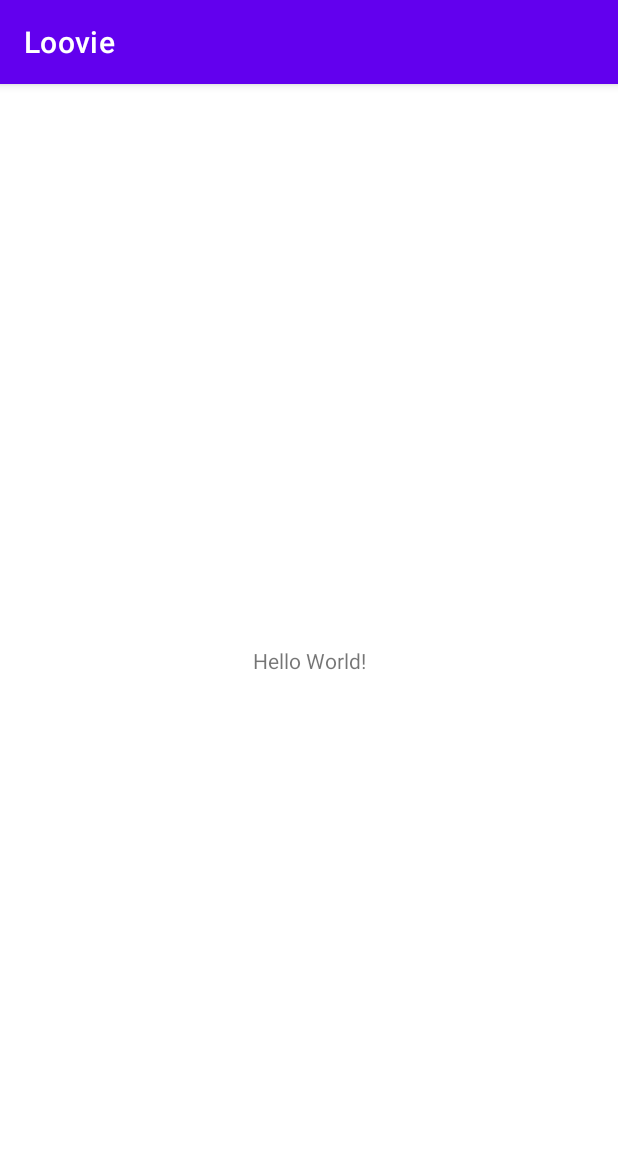
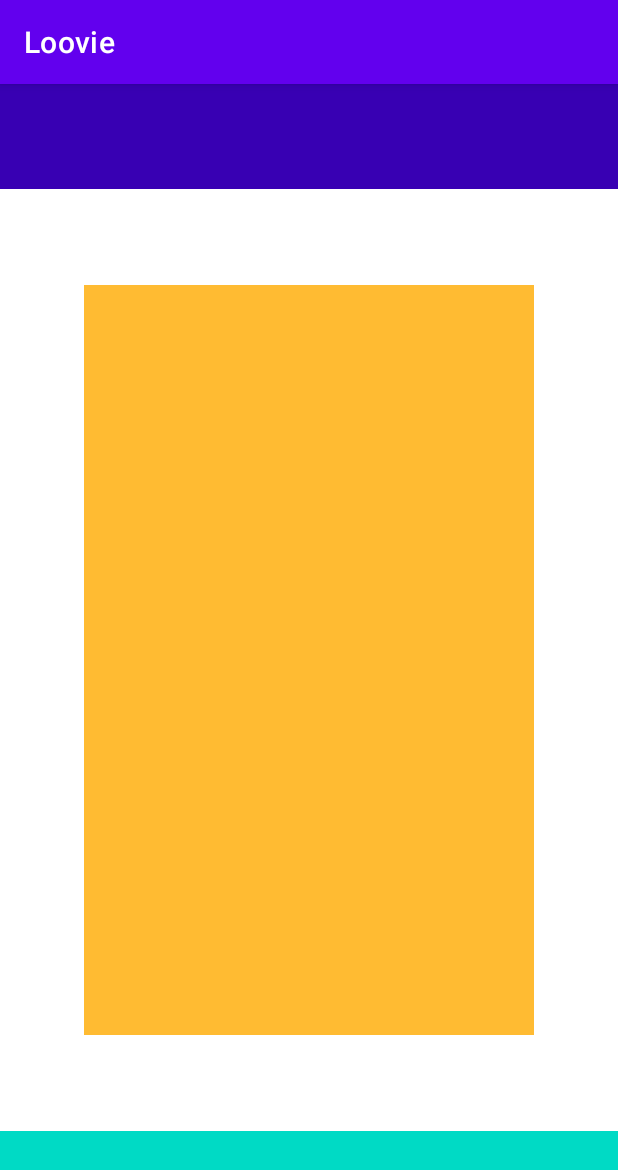
Before and after one commit to mirroxEkb14/Loovie, an Android app: the screen it shows after launch (MainActivity), on a phone screen of 412 x 824 dp. Shown: the top 1170 px of the screen. Run offline under Robolectric (Android 15) with nearby library versions, the phone set to English and light mode, and no system bars.

Commit message:
added layouts for top/bottom action bars and container for buttons

```diff
--- a/app/src/main/res/layout/activity_main.xml
+++ b/app/src/main/res/layout/activity_main.xml
@@ -6,13 +6,38 @@
     android:layout_height="match_parent"
     tools:context=".MainActivity">
 
-    <TextView
-        android:layout_width="wrap_content"
-        android:layout_height="wrap_content"
-        android:text="Hello World!"
+    <!-- container for buttons -->
+    <LinearLayout
+        android:id="@+id/button_container"
+        app:layout_constraintStart_toStartOf="parent"
+        app:layout_constraintEnd_toEndOf="parent"
+        app:layout_constraintBottom_toTopOf="@+id/bottom_actionbar"
+        app:layout_constraintTop_toBottomOf="@+id/top_actionbar"
+        android:layout_width="300dp"
+        android:layout_height="500dp"
+        android:orientation="vertical"
+        android:background="#FFBB32">
+
+    </LinearLayout>
+
+    <!-- bottom action bar-->
+    <FrameLayout
+        android:id="@+id/bottom_actionbar"
         app:layout_constraintBottom_toBottomOf="parent"
-        app:layout_constraintLeft_toLeftOf="parent"
-        app:layout_constraintRight_toRightOf="parent"
-        app:layout_constraintTop_toTopOf="parent" />
+        android:layout_width="match_parent"
+        android:layout_height="70dp"
+        android:background="#00DAC5">
+
+    </FrameLayout>
+
+    <!-- top action bar -->
+    <FrameLayout
+        android:id="@+id/top_actionbar"
+        app:layout_constraintTop_toTopOf="parent"
+        android:layout_width="match_parent"
+        android:layout_height="70dp"
+        android:background="#3800B3">
+
+    </FrameLayout>
 
 </androidx.constraintlayout.widget.ConstraintLayout>
```
